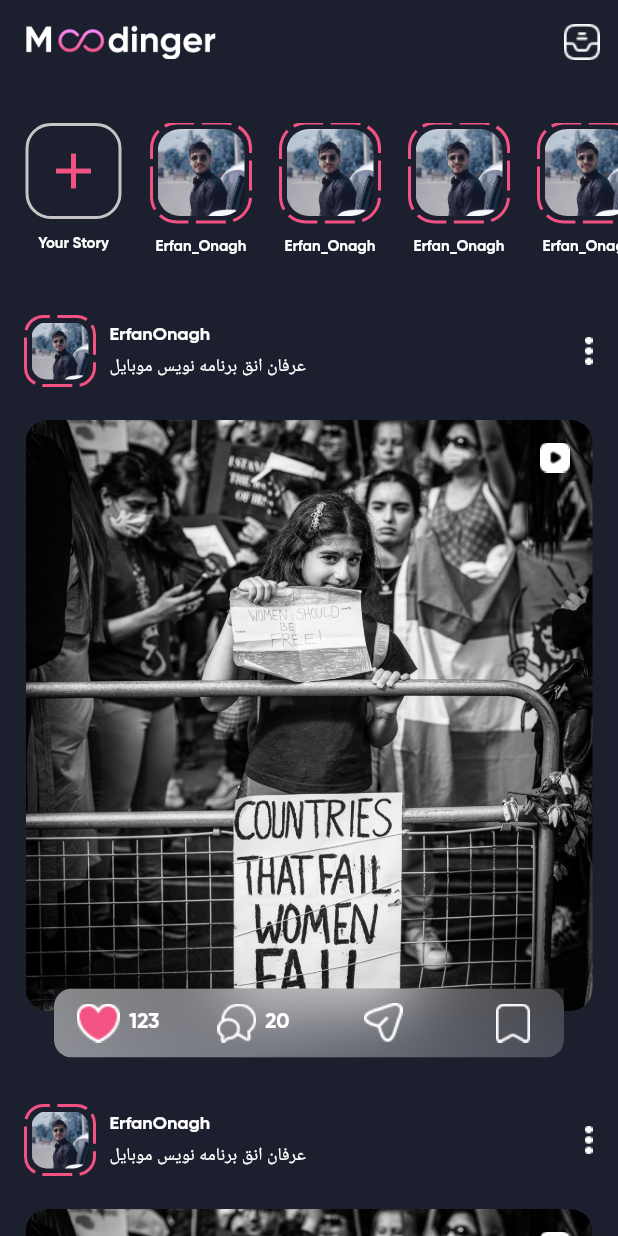
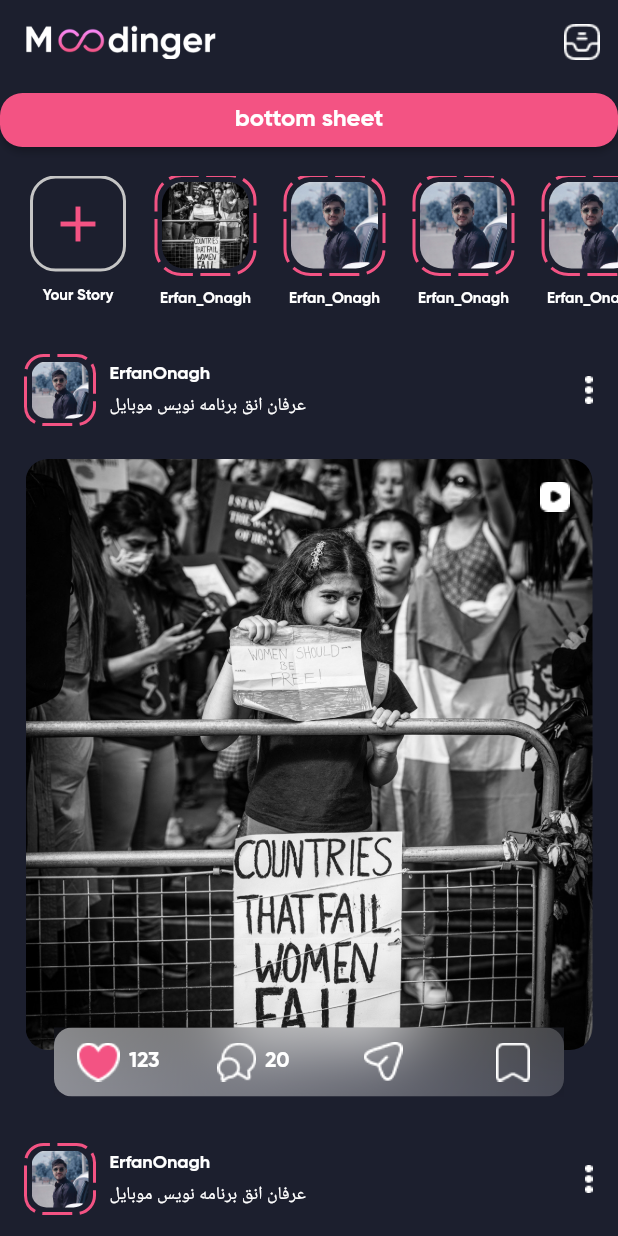
Before and after one commit to Dr-Pday/Moodinger, a Flutter app: the screen it shows after launch, on a phone screen of 412 x 824 dp. Run offline on Flutter 3.47's test engine with Material 2 defaults, Android fonts, the phone set to English and light mode, and no system bars; drawn by our look-alikes of dotted_border.

```diff
--- a/lib/screens/home_screen.dart
+++ b/lib/screens/home_screen.dart
@@ -1,8 +1,8 @@
 import 'dart:ui';
-
 import 'package:dotted_border/dotted_border.dart';
 import 'package:flutter/material.dart';
 import 'package:instagram/constats/colors.dart';
+import 'package:instagram/screens/bottom_sheet.dart';
 
 class HomeScreen extends StatelessWidget {
   const HomeScreen({super.key});
@@ -34,20 +34,39 @@ class HomeScreen extends StatelessWidget {
         ),
       ),
       body: SafeArea(
-        child: SingleChildScrollView(
-            child: Column(
-          children: [
-            SizedBox(
-              height: 13,
+        child: CustomScrollView(
+          slivers: [
+            SliverToBoxAdapter(
+              child: ElevatedButton(
+                onPressed: () {
+                  showModalBottomSheet(
+                      context: context,
+                      builder: (BuildContext context) {
+                        return DraggableScrollableSheet(
+                            builder: (context, scrollController) {
+                          return ShareBottomSheet(
+                              scrollController: scrollController);
+                        });
+                      });
+                },
+                child: Text('bottom sheet'),
+              ),
             ),
-            SizedBox(
-              height: 110,
-              child: _getStoryList(),
+            SliverToBoxAdapter(child: _getStoryList2()),
+            SliverList(
+              delegate: SliverChildBuilderDelegate((context, index) {
+                return Column(
+                  children: [
+                    SizedBox(
+                      height: 32,
+                    ),
+                    _getPost(),
+                  ],
+                );
+              }, childCount: 4),
             ),
-            SizedBox(height: 32),
-            _getPostsList(),
           ],
-        )),
+        ),
       ),
     );
   }
@@ -89,7 +108,7 @@ Widget _getStoryList() {
                 child: Column(
                   mainAxisSize: MainAxisSize.min,
                   children: [
-                    _getStoryBox(64),
+                    _getStoryBox(64, index),
                     SizedBox(
                       width: 20,
                     ),
@@ -104,7 +123,35 @@ Widget _getStoryList() {
   );
 }
 
-Widget _getStoryBox(double size) {
+Widget _getStoryList2() {
+  return Padding(
+    padding: const EdgeInsets.only(top: 13.0),
+    child: Container(
+      height: 88,
+      child: ListView.builder(
+        scrollDirection: Axis.horizontal,
+        //shrinkWrap: true,
+        itemCount: 8,
+        itemBuilder: (context, index) {
+          return Container(
+            margin: EdgeInsets.only(left: 20),
+            child: Column(
+              mainAxisSize: MainAxisSize.min,
+              children: [
+                index == 0 ? _getAddStory() : _getStoryBox(64, index),
+                SizedBox(
+                  width: 20,
+                ),
+              ],
+            ),
+          );
+        },
+      ),
+    ),
+  );
+}
+
+Widget _getStoryBox(double size, index) {
   return Column(
     children: [
       DottedBorder(
@@ -117,10 +164,15 @@ Widget _getStoryBox(double size) {
         child: ClipRRect(
           borderRadius: BorderRadius.all(Radius.circular(15)),
           child: Container(
-            child: Image.asset(
-              'assets/images/erfan_onagh.png',
-              fit: BoxFit.cover,
-            ),
+            child: index == 1
+                ? Image.asset(
+                    'assets/images/azadi.png',
+                    fit: BoxFit.cover,
+                  )
+                : Image.asset(
+                    'assets/images/erfan_onagh.png',
+                    fit: BoxFit.cover,
+                  ),
             height: size - 6,
             width: size - 6,
           ),
```
Also changed, not shown: lib/screens/bottom_sheet.dart (added, +62 -0 lines).
